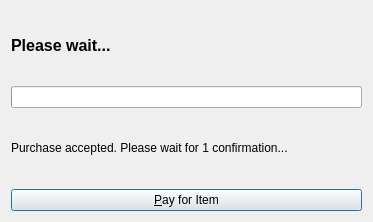
This is src/qt/forms/offerpaydialog.ui in syscoin/syscoin1 as Qt 5 draws it before an edit. The edited form follows.
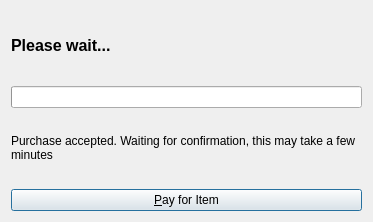
This is the edited form. Icons and pictures are not drawn.

Commit message: cosmetic text changes

What changed in the file:
```diff
--- a/src/qt/forms/offerpaydialog.ui
+++ b/src/qt/forms/offerpaydialog.ui
@@ -58,7 +58,7 @@
       <cursorShape>IBeamCursor</cursorShape>
      </property>
      <property name="text">
-      <string notr="true">Purchase accepted. Please wait for 1 confirmation...</string>
+      <string notr="true">Purchase accepted. Waiting for confirmation, this may take a few minutes</string>
      </property>
      <property name="textFormat">
       <enum>Qt::RichText</enum>
```
The commit also changes 2 other files.
